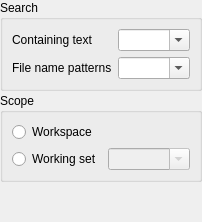
prymatex/prymatex, file resources/ui/dialogs/search.ui: the form before one commit.
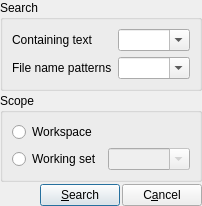
The form after the commit. Icons and pictures are not drawn.

Patch:
```diff
--- a/resources/ui/dialogs/search.ui
+++ b/resources/ui/dialogs/search.ui
@@ -120,19 +120,45 @@
     </widget>
    </item>
    <item>
-    <spacer name="verticalSpacer">
+    <layout class="QHBoxLayout" name="horizontalLayout_2">
+     <item>
+      <spacer name="horizontalSpacer">
      <property name="orientation">
-      <enum>Qt::Vertical</enum>
+        <enum>Qt::Horizontal</enum>
      </property>
      <property name="sizeHint" stdset="0">
       <size>
-       <width>20</width>
-       <height>40</height>
+         <width>40</width>
+         <height>20</height>
       </size>
      </property>
     </spacer>
    </item>
-  </layout>
+     <item>
+      <widget class="QPushButton" name="buttonCreate">
+       <property name="text">
+        <string>&amp;Search</string>
+       </property>
+       <property name="icon">
+        <iconset resource="../../resources.qrc">
+         <normaloff>:/icons/actions/edit-find.png</normaloff>:/icons/actions/edit-find.png</iconset>
+       </property>
+      </widget>
+     </item>
+     <item>
+      <widget class="QPushButton" name="buttonCancel">
+       <property name="text">
+        <string>C&amp;ancel</string>
+       </property>
+       <property name="icon">
+        <iconset resource="../../resources.qrc">
+         <normaloff>:/icons/actions/dialog-cancel.png</normaloff>:/icons/actions/dialog-cancel.png</iconset>
+       </property>
+      </widget>
+     </item>
+    </layout>
+   </item>
+  </layout>
  </widget>
  <resources/>
  <connections/>
```
Left out of the diff: 4 changed lines with no effect on the pictures. Lines whose indentation alone changed are shown as unchanged.
